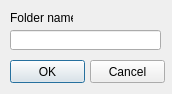
The window that trunk/FTPSynchronizer/FolderDialog.ui (martin-kudlicka/ftp-synchronizer) describes before a commit, drawn with Qt 5.
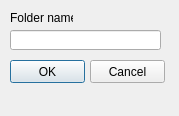
The same window after the commit.

Commit message: + form size correction + common path change

```diff
--- a/trunk/FTPSynchronizer/FolderDialog.ui
+++ b/trunk/FTPSynchronizer/FolderDialog.ui
@@ -8,8 +8,8 @@
    <rect>
     <x>0</x>
     <y>0</y>
-    <width>172</width>
-    <height>94</height>
+    <width>179</width>
+    <height>116</height>
    </rect>
   </property>
   <property name="windowTitle" >
```
Left out of the diff: 4 changed lines with no effect on the pictures. The commit also changes 6 other files.
